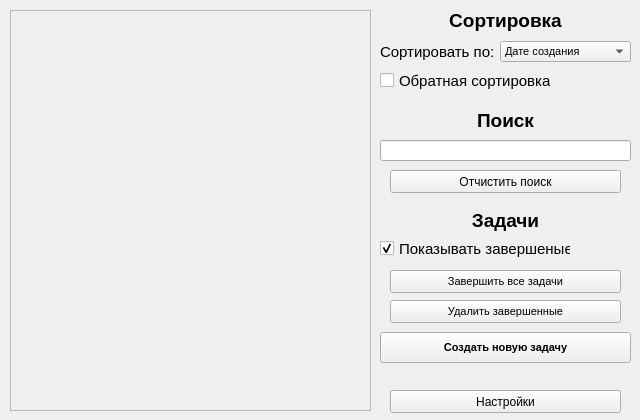
Above: ui/MainWindow.ui from itKillerWhale/day_planner before the change. Below: the same form after it.
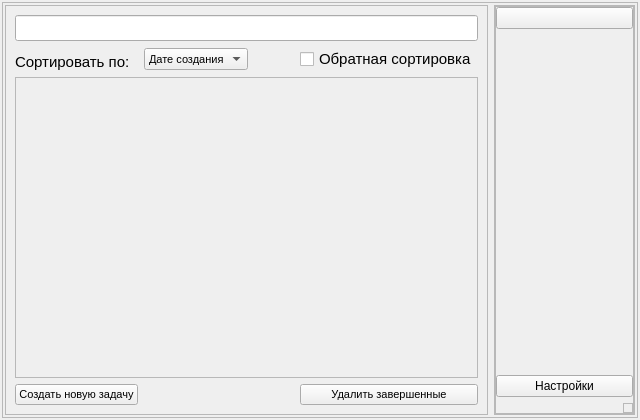
That is the form after the change.

Patch:
```diff
--- a/ui/MainWindow.ui
+++ b/ui/MainWindow.ui
@@ -18,8 +18,8 @@
   </property>
   <property name="maximumSize">
    <size>
-    <width>640</width>
-    <height>420</height>
+    <width>9999</width>
+    <height>9999</height>
    </size>
   </property>
   <property name="windowTitle">
@@ -29,15 +29,63 @@
    <string notr="true"/>
   </property>
   <widget class="QWidget" name="centralwidget">
+   <layout class="QVBoxLayout" name="verticalLayout_2">
+    <property name="leftMargin">
+     <number>2</number>
+    </property>
+    <property name="topMargin">
+     <number>2</number>
+    </property>
+    <property name="rightMargin">
+     <number>2</number>
+    </property>
+    <property name="bottomMargin">
+     <number>2</number>
+    </property>
+    <item>
+     <widget class="QFrame" name="main_frame">
+      <property name="frameShape">
+       <enum>QFrame::StyledPanel</enum>
+      </property>
+      <property name="frameShadow">
+       <enum>QFrame::Raised</enum>
+      </property>
+      <layout class="QGridLayout" name="gridLayout_3">
+       <property name="leftMargin">
+        <number>2</number>
+       </property>
+       <property name="topMargin">
+        <number>2</number>
+       </property>
+       <property name="rightMargin">
+        <number>2</number>
+       </property>
+       <property name="bottomMargin">
+        <number>2</number>
+       </property>
+       <item row="0" column="0">
+        <widget class="QFrame" name="tasks_frame">
+         <property name="frameShape">
+          <enum>QFrame::StyledPanel</enum>
+         </property>
+         <property name="frameShadow">
+          <enum>QFrame::Raised</enum>
+         </property>
+         <layout class="QGridLayout" name="gridLayout_2">
+          <item row="0" column="0" colspan="4">
+           <widget class="QLineEdit" name="lineEdit_find">
+            <property name="font">
+             <font>
+              <pointsize>11</pointsize>
+             </font>
+            </property>
+            <property name="text">
+             <string/>
+            </property>
+           </widget>
+          </item>
+          <item row="2" column="0" colspan="4">
    <widget class="QScrollArea" name="scrollArea">
-    <property name="geometry">
-     <rect>
-      <x>10</x>
-      <y>10</y>
-      <width>361</width>
-      <height>401</height>
-     </rect>
-    </property>
     <property name="horizontalScrollBarPolicy">
      <enum>Qt::ScrollBarAlwaysOff</enum>
     </property>
@@ -52,20 +100,21 @@
       <rect>
        <x>0</x>
        <y>0</y>
-       <width>359</width>
-       <height>399</height>
-      </rect>
-     </property>
-    </widget>
-   </widget>
+               <width>460</width>
+               <height>297</height>
+              </rect>
+             </property>
+             <layout class="QGridLayout" name="gridLayout"/>
+            </widget>
+           </widget>
+          </item>
+          <item row="1" column="1">
    <widget class="QComboBox" name="comboBox_sort">
-    <property name="geometry">
-     <rect>
-      <x>500</x>
-      <y>41</y>
-      <width>131</width>
-      <height>21</height>
-     </rect>
+            <property name="maximumSize">
+             <size>
+              <width>105</width>
+              <height>16777215</height>
+             </size>
     </property>
     <property name="font">
      <font>
@@ -91,32 +140,27 @@
      </property>
     </item>
    </widget>
-   <widget class="QCheckBox" name="cb_reverse_sort">
-    <property name="geometry">
-     <rect>
-      <x>380</x>
-      <y>70</y>
-      <width>171</width>
-      <height>21</height>
-     </rect>
-    </property>
-    <property name="font">
-     <font>
-      <pointsize>11</pointsize>
-     </font>
-    </property>
-    <property name="text">
-     <string>Обратная сортировка</string>
-    </property>
-   </widget>
+          </item>
+          <item row="1" column="2">
+           <spacer name="horizontalSpacer_2">
+            <property name="orientation">
+             <enum>Qt::Horizontal</enum>
+            </property>
+            <property name="sizeHint" stdset="0">
+             <size>
+              <width>40</width>
+              <height>20</height>
+             </size>
+            </property>
+           </spacer>
+          </item>
+          <item row="1" column="0">
    <widget class="QLabel" name="label_sort_2">
-    <property name="geometry">
-     <rect>
-      <x>380</x>
-      <y>40</y>
-      <width>121</width>
-      <height>21</height>
-     </rect>
+            <property name="maximumSize">
+             <size>
+              <width>115</width>
+              <height>16777215</height>
+             </size>
     </property>
     <property name="font">
      <font>
@@ -130,196 +174,188 @@
      <set>Qt::AlignBottom|Qt::AlignLeading|Qt::AlignLeft</set>
     </property>
    </widget>
-   <widget class="QLabel" name="label_sort">
-    <property name="geometry">
-     <rect>
-      <x>380</x>
-      <y>10</y>
-      <width>251</width>
-      <height>21</height>
-     </rect>
+          </item>
+          <item row="1" column="3">
+           <widget class="QCheckBox" name="cb_reverse_sort">
+            <property name="maximumSize">
+             <size>
+              <width>180</width>
+              <height>16777215</height>
+             </size>
     </property>
     <property name="font">
      <font>
-      <pointsize>14</pointsize>
-      <weight>75</weight>
-      <bold>true</bold>
-     </font>
-    </property>
-    <property name="text">
-     <string>Сортировка</string>
-    </property>
-    <property name="alignment">
-     <set>Qt::AlignCenter</set>
-    </property>
-   </widget>
-   <widget class="QLabel" name="label_find">
-    <property name="geometry">
-     <rect>
-      <x>380</x>
-      <y>110</y>
-      <width>251</width>
-      <height>21</height>
-     </rect>
-    </property>
-    <property name="font">
-     <font>
-      <pointsize>14</pointsize>
-      <weight>75</weight>
-      <bold>true</bold>
-     </font>
-    </property>
-    <property name="text">
-     <string>Поиск</string>
-    </property>
-    <property name="alignment">
-     <set>Qt::AlignCenter</set>
-    </property>
-   </widget>
-   <widget class="QLineEdit" name="lineEdit_find">
-    <property name="geometry">
-     <rect>
-      <x>380</x>
-      <y>140</y>
-      <width>251</width>
-      <height>21</height>
-     </rect>
-    </property>
-    <property name="font">
-     <font>
       <pointsize>11</pointsize>
      </font>
     </property>
     <property name="text">
-     <string/>
-    </property>
-   </widget>
-   <widget class="QPushButton" name="btn_clear_find">
-    <property name="geometry">
-     <rect>
-      <x>390</x>
-      <y>170</y>
-      <width>231</width>
-      <height>23</height>
-     </rect>
-    </property>
-    <property name="text">
-     <string>Отчистить поиск</string>
-    </property>
-   </widget>
-   <widget class="QLabel" name="label_tasks">
-    <property name="geometry">
-     <rect>
-      <x>380</x>
-      <y>210</y>
-      <width>251</width>
-      <height>21</height>
-     </rect>
-    </property>
-    <property name="font">
-     <font>
-      <pointsize>14</pointsize>
-      <weight>75</weight>
-      <bold>true</bold>
-     </font>
-    </property>
-    <property name="text">
-     <string>Задачи</string>
-    </property>
-    <property name="alignment">
-     <set>Qt::AlignCenter</set>
-    </property>
-   </widget>
-   <widget class="QCheckBox" name="cb_show_completed_task">
-    <property name="geometry">
-     <rect>
-      <x>380</x>
-      <y>240</y>
-      <width>191</width>
-      <height>17</height>
-     </rect>
-    </property>
-    <property name="font">
-     <font>
-      <pointsize>11</pointsize>
-     </font>
-    </property>
-    <property name="text">
-     <string>Показывать завершеные</string>
-    </property>
-    <property name="checked">
-     <bool>true</bool>
-    </property>
-   </widget>
-   <widget class="QPushButton" name="btn_del_all_completed_task">
-    <property name="geometry">
-     <rect>
-      <x>390</x>
-      <y>300</y>
-      <width>231</width>
-      <height>23</height>
-     </rect>
-    </property>
-    <property name="font">
-     <font>
-      <pointsize>8</pointsize>
-     </font>
-    </property>
-    <property name="text">
-     <string>Удалить завершенные</string>
-    </property>
-   </widget>
-   <widget class="QPushButton" name="btn_do_all_completed_task">
-    <property name="geometry">
-     <rect>
-      <x>390</x>
-      <y>270</y>
-      <width>231</width>
-      <height>23</height>
-     </rect>
-    </property>
-    <property name="font">
-     <font>
-      <pointsize>8</pointsize>
-     </font>
-    </property>
-    <property name="text">
-     <string>Завершить все задачи</string>
-    </property>
-   </widget>
+             <string>Обратная сортировка</string>
+            </property>
+           </widget>
+          </item>
+          <item row="3" column="0">
    <widget class="QPushButton" name="btn_new_task">
-    <property name="geometry">
-     <rect>
-      <x>380</x>
-      <y>332</y>
-      <width>251</width>
-      <height>31</height>
-     </rect>
-    </property>
     <property name="font">
      <font>
       <pointsize>8</pointsize>
-      <weight>75</weight>
-      <bold>true</bold>
+              <bold>false</bold>
      </font>
     </property>
     <property name="text">
      <string>Создать новую задачу</string>
     </property>
    </widget>
+          </item>
+          <item row="3" column="3">
+           <widget class="QPushButton" name="btn_del_all_completed_task">
+            <property name="font">
+             <font>
+              <pointsize>8</pointsize>
+             </font>
+            </property>
+            <property name="text">
+             <string>Удалить завершенные</string>
+            </property>
+           </widget>
+          </item>
+         </layout>
+        </widget>
+       </item>
+       <item row="0" column="1">
+        <widget class="QFrame" name="right_menu">
+         <property name="minimumSize">
+          <size>
+           <width>40</width>
+           <height>0</height>
+          </size>
+         </property>
+         <property name="maximumSize">
+          <size>
+           <width>222</width>
+           <height>16777215</height>
+          </size>
+         </property>
+         <property name="frameShape">
+          <enum>QFrame::StyledPanel</enum>
+         </property>
+         <property name="frameShadow">
+          <enum>QFrame::Raised</enum>
+         </property>
+         <layout class="QVBoxLayout" name="verticalLayout">
+          <property name="leftMargin">
+           <number>0</number>
+          </property>
+          <property name="topMargin">
+           <number>0</number>
+          </property>
+          <property name="rightMargin">
+           <number>0</number>
+          </property>
+          <property name="bottomMargin">
+           <number>0</number>
+          </property>
+          <item>
+           <widget class="QFrame" name="frame_3">
+            <property name="maximumSize">
+             <size>
+              <width>9999</width>
+              <height>16777215</height>
+             </size>
+            </property>
+            <property name="frameShape">
+             <enum>QFrame::StyledPanel</enum>
+            </property>
+            <property name="frameShadow">
+             <enum>QFrame::Raised</enum>
+            </property>
+            <layout class="QGridLayout" name="gridLayout_5">
+             <property name="leftMargin">
+              <number>0</number>
+             </property>
+             <property name="topMargin">
+              <number>0</number>
+             </property>
+             <property name="rightMargin">
+              <number>0</number>
+             </property>
+             <property name="bottomMargin">
+              <number>0</number>
+             </property>
+             <item row="5" column="1">
+              <widget class="QFrame" name="size_grip">
+               <property name="minimumSize">
+                <size>
+                 <width>10</width>
+                 <height>10</height>
+                </size>
+               </property>
+               <property name="maximumSize">
+                <size>
+                 <width>10</width>
+                 <height>10</height>
+                </size>
+               </property>
+               <property name="frameShape">
+                <enum>QFrame::StyledPanel</enum>
+               </property>
+               <property name="frameShadow">
+                <enum>QFrame::Raised</enum>
+               </property>
+               <property name="lineWidth">
+                <number>1</number>
+               </property>
+              </widget>
+             </item>
+             <item row="4" column="0" colspan="2">
    <widget class="QPushButton" name="btn_settings">
-    <property name="geometry">
-     <rect>
-      <x>390</x>
-      <y>390</y>
-      <width>231</width>
-      <height>23</height>
-     </rect>
-    </property>
     <property name="text">
      <string>Настройки</string>
     </property>
    </widget>
+             </item>
+             <item row="0" column="0" colspan="2">
+              <widget class="QPushButton" name="menu_btn">
+               <property name="text">
+                <string/>
+               </property>
+              </widget>
+             </item>
+             <item row="5" column="0">
+              <spacer name="horizontalSpacer">
+               <property name="orientation">
+                <enum>Qt::Horizontal</enum>
+               </property>
+               <property name="sizeHint" stdset="0">
+                <size>
+                 <width>1</width>
+                 <height>1</height>
+                </size>
+               </property>
+              </spacer>
+             </item>
+             <item row="1" column="0" colspan="2">
+              <spacer name="verticalSpacer">
+               <property name="orientation">
+                <enum>Qt::Vertical</enum>
+               </property>
+               <property name="sizeHint" stdset="0">
+                <size>
+                 <width>1</width>
+                 <height>40</height>
+                </size>
+               </property>
+              </spacer>
+             </item>
+            </layout>
+           </widget>
+          </item>
+         </layout>
+        </widget>
+       </item>
+      </layout>
+     </widget>
+    </item>
+   </layout>
   </widget>
  </widget>
  <resources/>
```
Lines whose indentation alone changed are shown as unchanged.
